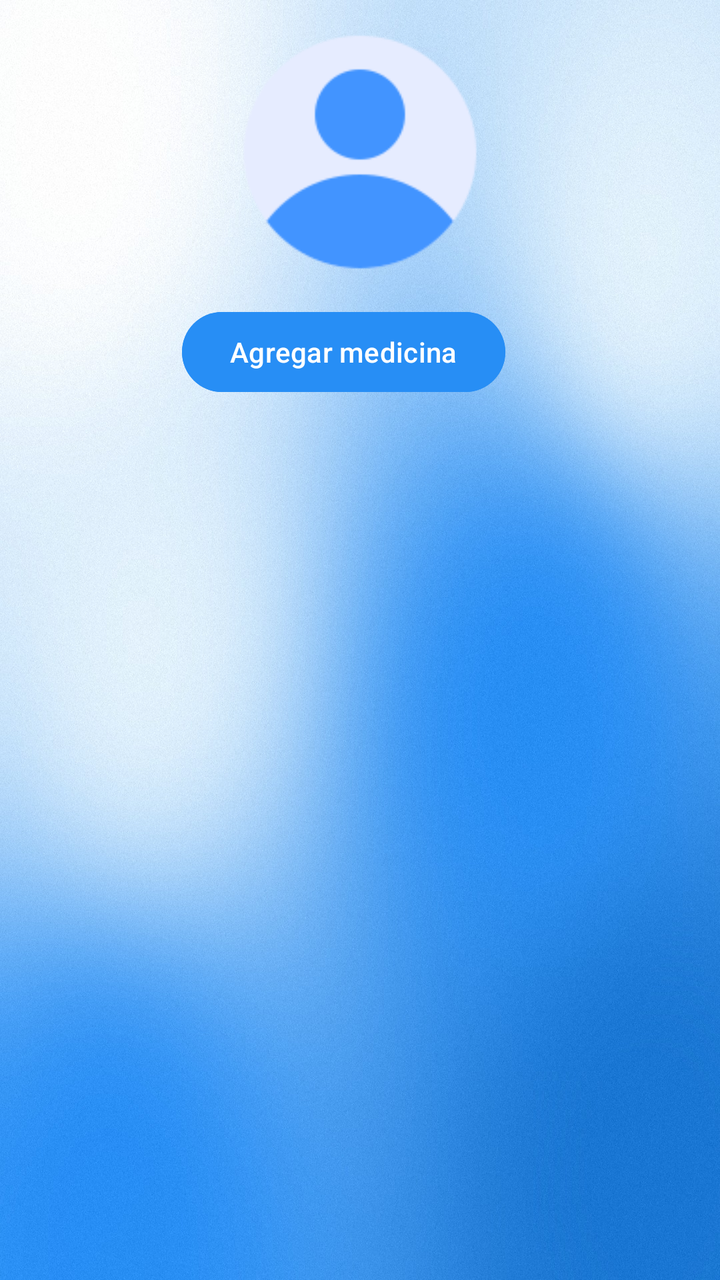
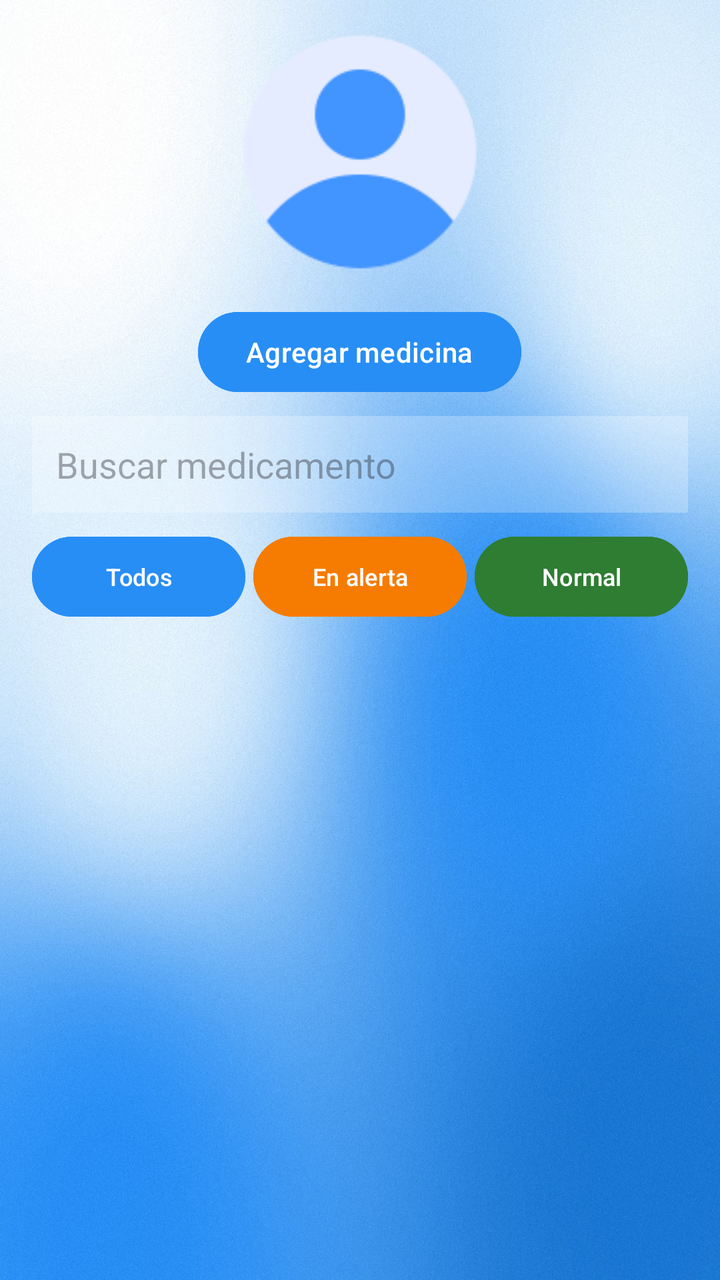

The first picture is an Android layout as it rendered before a commit; the second is the same layout after the commit. The layout source and the unified diff follow.
<!-- AndroidManifest.xml: application theme Theme.AppTuHoraSalud -->
<!-- res/layout/activity_list_medicines.xml -->
<?xml version="1.0" encoding="utf-8"?>
<ScrollView xmlns:android="http://schemas.android.com/apk/res/android"
    android:id="@+id/scrollListMedicines"
    android:layout_width="match_parent"
    android:layout_height="match_parent"
    android:background="@drawable/fondo6">

    <LinearLayout
        android:id="@+id/layoutListContainer"
        android:layout_width="match_parent"
        android:layout_height="wrap_content"
        android:orientation="vertical"
        android:padding="16dp">

        <ImageView
            android:id="@+id/imgMedicinesList"
            android:layout_width="120dp"
            android:layout_height="120dp"
            android:layout_gravity="center"
            android:layout_marginBottom="16dp"
            android:contentDescription="Icono de medicina"
            android:src="@drawable/usuario" />

        <Button
            android:id="@+id/btnAddMedicine"
            android:layout_width="wrap_content"
            android:layout_height="wrap_content"
            android:layout_gravity="center_horizontal"
            android:layout_marginEnd="8dp"
            android:layout_marginBottom="8dp"
            android:backgroundTint="#278EF5"
            android:minHeight="48dp"
            android:text="Agregar medicina"
            android:textColor="#FFFFFF" />
        <androidx.recyclerview.widget.RecyclerView
            android:id="@+id/recyclerViewMedicines"
            android:layout_width="match_parent"
            android:layout_height="wrap_content"
            android:layout_marginBottom="16dp" />

    </LinearLayout>
</ScrollView>
<!-- resources referenced by this layout -->
<resources>
  <!-- drawable fondo6: jpg bitmap (drawable, 512555 bytes) -->
  <!-- drawable usuario: png bitmap (drawable, 4435 bytes) -->
  <style name="Theme.AppTuHoraSalud" parent="Base.Theme.AppTuHoraSalud" />
  <style name="Base.Theme.AppTuHoraSalud" parent="Theme.Material3.DayNight.NoActionBar">
          
          
      </style>
</resources>

<!-- the commit's change to res/layout/activity_list_medicines.xml (unified diff, before → after) -->
@@ -1,5 +1,5 @@
 <?xml version="1.0" encoding="utf-8"?>
-<ScrollView xmlns:android="http://schemas.android.com/apk/res/android"
+<androidx.core.widget.NestedScrollView xmlns:android="http://schemas.android.com/apk/res/android"
     android:id="@+id/scrollListMedicines"
     android:layout_width="match_parent"
     android:layout_height="match_parent"
@@ -26,17 +26,80 @@
             android:layout_width="wrap_content"
             android:layout_height="wrap_content"
             android:layout_gravity="center_horizontal"
-            android:layout_marginEnd="8dp"
             android:layout_marginBottom="8dp"
             android:backgroundTint="#278EF5"
             android:minHeight="48dp"
             android:text="Agregar medicina"
             android:textColor="#FFFFFF" />
+
+        
+        <EditText
+            android:id="@+id/inputBuscarMedicine"
+            android:layout_width="match_parent"
+            android:layout_height="wrap_content"
+            android:layout_marginBottom="8dp"
+            android:background="#40FFFFFF"
+            android:hint="Buscar medicamento"
+            android:padding="12dp" />
+
+        
+        <LinearLayout
+            android:layout_width="match_parent"
+            android:layout_height="wrap_content"
+            android:layout_marginBottom="8dp"
+            android:orientation="horizontal">
+
+            <Button
+                android:id="@+id/btnFiltroTodos"
+                android:layout_width="0dp"
+                android:layout_height="wrap_content"
+                android:layout_weight="1"
+                android:layout_marginEnd="4dp"
+                android:backgroundTint="#278EF5"
+                android:text="Todos"
+                android:textColor="#FFFFFF"
+                android:textSize="12sp" />
+
+            <Button
+                android:id="@+id/btnFiltroAlerta"
+                android:layout_width="0dp"
+                android:layout_height="wrap_content"
+                android:layout_weight="1"
+                android:layout_marginEnd="4dp"
+                android:backgroundTint="#F57C00"
+                android:text="En alerta"
+                android:textColor="#FFFFFF"
+                android:textSize="12sp" />
+
+            <Button
+                android:id="@+id/btnFiltroNormal"
+                android:layout_width="0dp"
+                android:layout_height="wrap_content"
+                android:layout_weight="1"
+                android:backgroundTint="#2E7D32"
+                android:text="Normal"
+                android:textColor="#FFFFFF"
+                android:textSize="12sp" />
+        </LinearLayout>
+
+        
+        <TextView
+            android:id="@+id/tvEmptyMedicines"
+            android:layout_width="match_parent"
+            android:layout_height="wrap_content"
+            android:padding="16dp"
+            android:gravity="center"
+            android:text="Sin resultados"
+            android:textColor="#0D47A1"
+            android:textSize="16sp"
+            android:visibility="gone" />
+
         <androidx.recyclerview.widget.RecyclerView
             android:id="@+id/recyclerViewMedicines"
             android:layout_width="match_parent"
             android:layout_height="wrap_content"
+            android:nestedScrollingEnabled="false"
             android:layout_marginBottom="16dp" />
 
     </LinearLayout>
-</ScrollView>
+</androidx.core.widget.NestedScrollView>
